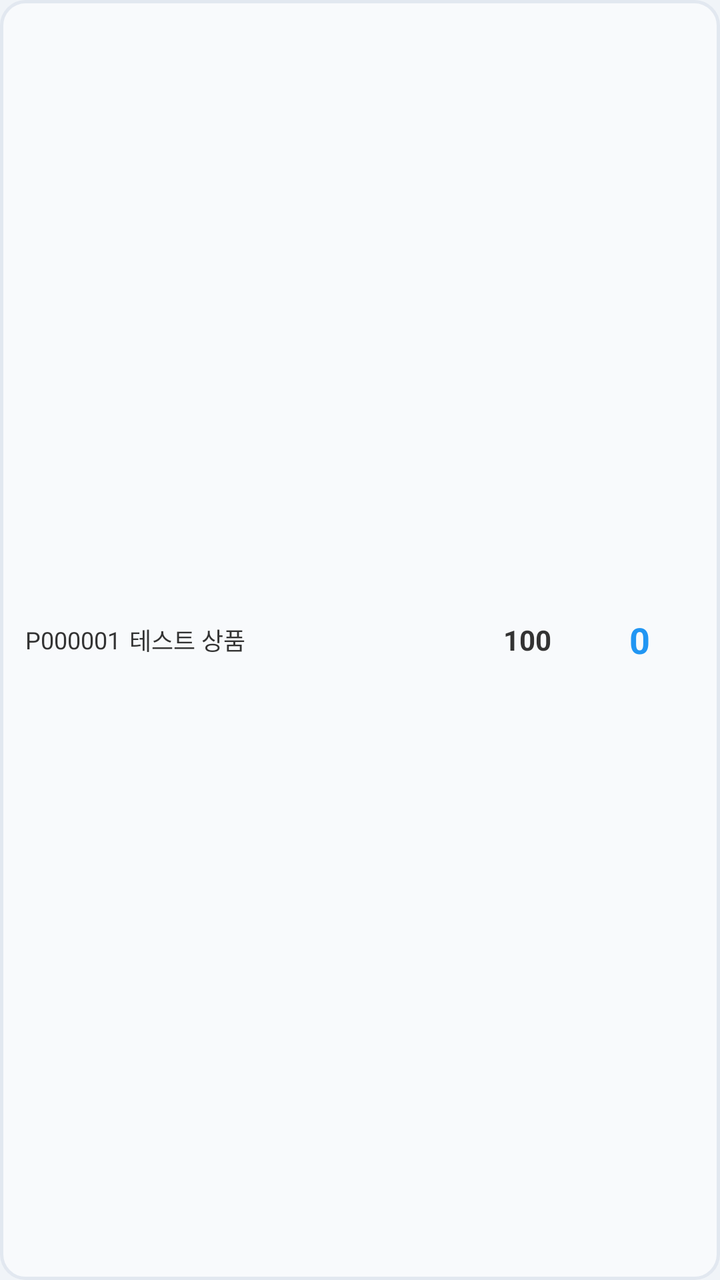
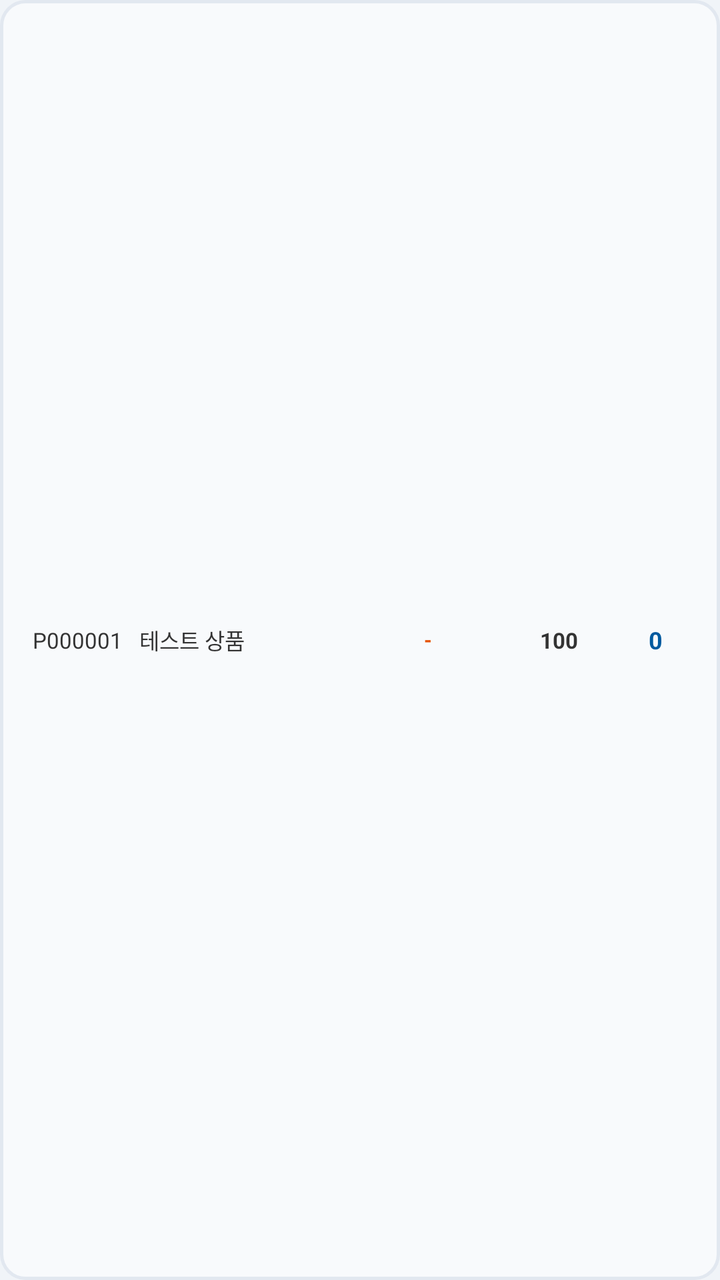

Before-and-after screenshots of an Android layout around one commit, followed by the original layout XML and the change that was made.
<!-- AndroidManifest.xml: application theme Theme.SmartERP -->
<!-- res/layout/item_inbound_register.xml -->
<?xml version="1.0" encoding="utf-8"?>

<LinearLayout xmlns:android="http://schemas.android.com/apk/res/android"
    android:layout_width="match_parent"
    android:layout_height="wrap_content"
    android:orientation="horizontal"
    android:padding="12dp"
    android:gravity="center_vertical"
    android:background="@drawable/bg_input_field"
    android:layout_marginBottom="8dp">

    
    <TextView
        android:id="@+id/tvItemCode"
        android:layout_width="0dp"
        android:layout_height="wrap_content"
        android:layout_weight="0.7"
        android:gravity="center"
        android:text="P000001"
        android:textSize="12sp"
        android:textColor="#333333"/>

    
    <TextView
        android:id="@+id/tvItemName"
        android:layout_width="0dp"
        android:layout_height="wrap_content"
        android:layout_weight="2.5"
        android:gravity="center_vertical"
        android:paddingStart="4dp"
        android:text="테스트 상품"
        android:maxLines="1"
        android:ellipsize="end"
        android:textSize="12sp"
        android:textColor="#333333"/>

    
    <TextView
        android:id="@+id/tvOrderQty"
        android:layout_width="0dp"
        android:layout_height="wrap_content"
        android:layout_weight="0.8"
        android:gravity="center"
        android:text="100"
        android:textStyle="bold"
        android:textColor="#333333"/>

    
    <EditText
        android:id="@+id/etInboundQty"
        android:layout_width="0dp"
        android:layout_height="wrap_content"
        android:layout_weight="0.8"
        android:gravity="center"
        android:inputType="number"
        android:text="0"
        android:background="@null"
        android:textColor="#2196F3"
        android:textStyle="bold"/>

</LinearLayout>
<!-- resources referenced by this layout -->
<resources>
  <!-- drawable bg_input_field (drawable) -->
  <?xml version="1.0" encoding="utf-8"?>
  
  <shape xmlns:android="http://schemas.android.com/apk/res/android">
      <solid android:color="@color/input_bg"/>
      <corners android:radius="12dp"/>
      <stroke android:width="1.5dp" android:color="@color/input_border"/>
  </shape>
  <style name="Theme.SmartERP" parent="Theme.AppCompat.Light.NoActionBar">
          
          <item name="colorPrimary">@color/smart_blue</item>
          <item name="colorPrimaryDark">@color/smart_blue</item>
          <item name="colorAccent">@color/core_amber</item>
  
          
          <item name="android:windowBackground">@color/login_bg_end</item>
  
          
          <item name="android:forceDarkAllowed" tools:targetApi="q">false</item>
      </style>
  <color name="input_bg">#F8FAFC</color>
  <color name="input_border">#E2E8F0</color>
  <color name="smart_blue">#005a9f</color>
  <color name="core_amber">#ffc107</color>
  <color name="login_bg_end">#f0f4f8</color>
</resources>

<!-- the commit's change to res/layout/item_inbound_register.xml (unified diff, before → after) -->
@@ -4,58 +4,94 @@
     android:layout_width="match_parent"
     android:layout_height="wrap_content"
     android:orientation="horizontal"
-    android:padding="12dp"
+    android:padding="8dp"
     android:gravity="center_vertical"
     android:background="@drawable/bg_input_field"
-    android:layout_marginBottom="8dp">
+    android:layout_marginBottom="6dp">
 
     
     <TextView
         android:id="@+id/tvItemCode"
         android:layout_width="0dp"
         android:layout_height="wrap_content"
-        android:layout_weight="0.7"
+        android:layout_weight="0.9"
         android:gravity="center"
         android:text="P000001"
-        android:textSize="12sp"
+        android:textSize="11sp"
         android:textColor="#333333"/>
 
     
-    <TextView
-        android:id="@+id/tvItemName"
+    <LinearLayout
         android:layout_width="0dp"
         android:layout_height="wrap_content"
-        android:layout_weight="2.5"
-        android:gravity="center_vertical"
-        android:paddingStart="4dp"
-        android:text="테스트 상품"
-        android:maxLines="1"
-        android:ellipsize="end"
-        android:textSize="12sp"
-        android:textColor="#333333"/>
+        android:layout_weight="1.5"
+        android:orientation="horizontal"
+        android:gravity="center_vertical">
+
+        <TextView
+            android:id="@+id/tvAutoYnBadge"
+            android:layout_width="wrap_content"
+            android:layout_height="wrap_content"
+            android:background="#FFE0B2"
+            android:textColor="#E65100"
+            android:textSize="10sp"
+            android:textStyle="bold"
+            android:paddingHorizontal="3dp"
+            android:paddingVertical="1dp"
+            android:text="[필수]"
+            android:visibility="gone"
+            android:layout_marginEnd="3dp"/>
+
+        <TextView
+            android:id="@+id/tvItemName"
+            android:layout_width="match_parent"
+            android:layout_height="wrap_content"
+            android:gravity="center_vertical"
+            android:text="테스트 상품"
+            android:maxLines="1"
+            android:ellipsize="end"
+            android:textSize="11sp"
+            android:textColor="#333333"/>
+    </LinearLayout>
+
+    
+    <TextView
+        android:id="@+id/tvLotNo"
+        android:layout_width="0dp"
+        android:layout_height="wrap_content"
+        android:layout_weight="1.2"
+        android:gravity="center"
+        android:text="-"
+        android:textSize="10sp"
+        android:textColor="#E65100"
+        android:textStyle="bold"
+        android:singleLine="true"
+        android:ellipsize="middle"/>
 
     
     <TextView
         android:id="@+id/tvOrderQty"
         android:layout_width="0dp"
         android:layout_height="wrap_content"
-        android:layout_weight="0.8"
+        android:layout_weight="0.7"
         android:gravity="center"
         android:text="100"
         android:textStyle="bold"
-        android:textColor="#333333"/>
+        android:textColor="#333333"
+        android:textSize="11sp"/>
 
     
     <EditText
         android:id="@+id/etInboundQty"
         android:layout_width="0dp"
         android:layout_height="wrap_content"
-        android:layout_weight="0.8"
+        android:layout_weight="0.7"
         android:gravity="center"
         android:inputType="number"
         android:text="0"
         android:background="@null"
-        android:textColor="#2196F3"
-        android:textStyle="bold"/>
+        android:textColor="#005A9F"
+        android:textStyle="bold"
+        android:textSize="12sp"/>
 
 </LinearLayout>
